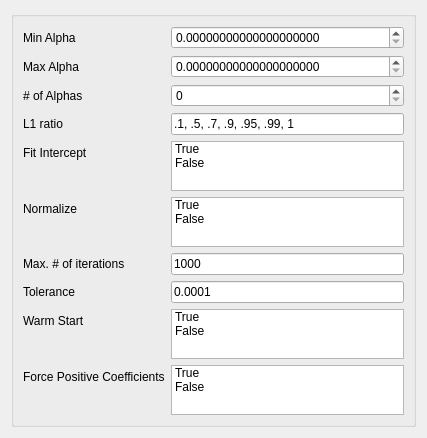
tthatcher95/PyHAT_Point_Spectra_GUI, file ui/cv_ElasticNet.ui: the form before one commit.
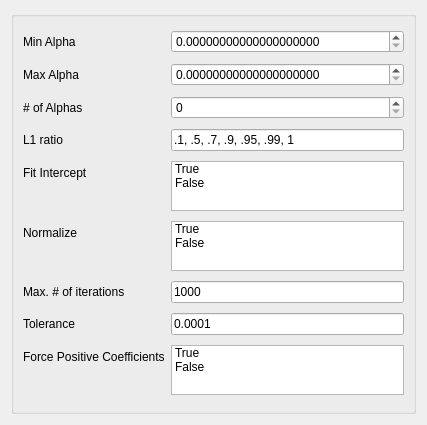
The form after the commit.

Commit message: Cleaning up UI for path-based CV methods

```diff
--- a/ui/cv_ElasticNet.ui
+++ b/ui/cv_ElasticNet.ui
@@ -139,43 +139,13 @@
        </widget>
       </item>
       <item row="8" column="0">
-       <widget class="QLabel" name="enwarm_startLabel">
-        <property name="text">
-         <string>Warm Start</string>
-        </property>
-       </widget>
-      </item>
-      <item row="8" column="1">
-       <widget class="QListWidget" name="enwarm_start_list">
-        <property name="maximumSize">
-         <size>
-          <width>16777215</width>
-          <height>50</height>
-         </size>
-        </property>
-        <property name="selectionMode">
-         <enum>QAbstractItemView::MultiSelection</enum>
-        </property>
-        <item>
-         <property name="text">
-          <string>True</string>
-         </property>
-        </item>
-        <item>
-         <property name="text">
-          <string>False</string>
-         </property>
-        </item>
-       </widget>
-      </item>
-      <item row="9" column="0">
        <widget class="QLabel" name="enpositiveLabel">
         <property name="text">
          <string>Force Positive Coefficients</string>
         </property>
        </widget>
       </item>
-      <item row="9" column="1">
+      <item row="8" column="1">
        <widget class="QListWidget" name="enpositive_list">
         <property name="maximumSize">
          <size>
```
Left out of the diff: 94 changed lines with no effect on the pictures. The commit also changes 6 other files.
